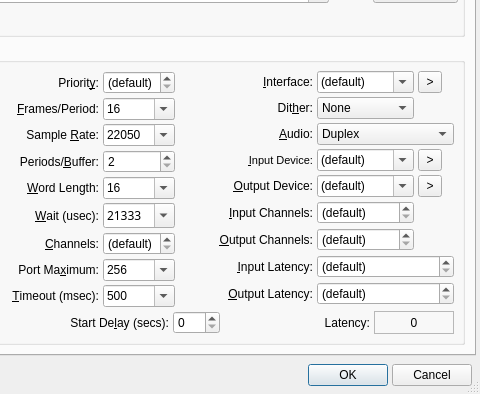
Above: src/qjackctlSetupForm.ui from rncbc/qjackctl before the change; both pictures show x 186 to 666 and y 145 to 539 of the 666 by 539 pixel window. Below: the same form after it.
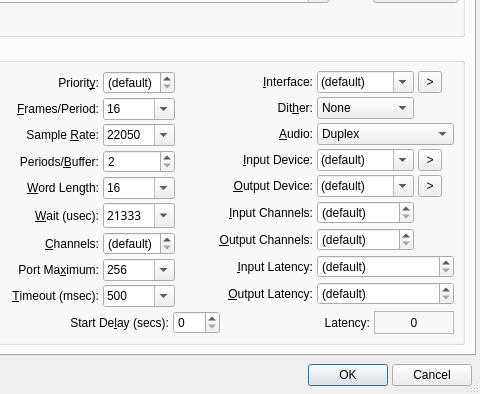
That is the form after the change. Icons and pictures are not drawn.

Commit message: - Cosmetic fix: Setup/Settings tab, 'Input Device' text label was   using a slightly smaller font than the rest of the application   (bug#1872545, reported by Jouni Rinne).

The edit to the form file:
```diff
--- a/src/qjackctlSetupForm.ui
+++ b/src/qjackctlSetupForm.ui
@@ -971,7 +971,6 @@
              <widget class="QLabel" name="InDeviceTextLabel" >
               <property name="font" >
                <font>
-                <pointsize>8</pointsize>
                 <weight>50</weight>
                 <bold>false</bold>
                </font>
```
Left out of the diff: 2 changed lines with no effect on the pictures. The commit also changes 4 other files.
